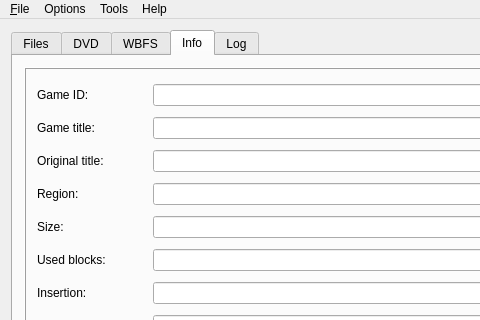
Before: the Qt Designer form resources/ui/wiibafu.ui in evertonstz/wiibafu, drawn with Qt 5; both pictures show x 0 to 480 and y 0 to 320 of the 800 by 600 pixel window.
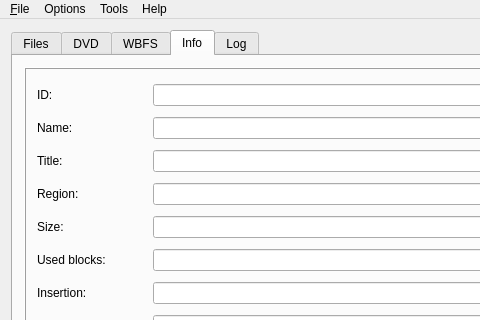
After: the same form once the commit is applied. The open tabs and pages were chosen to show the change. Icons and pictures are not drawn.

Commit message: Better category names

The edit to the form file:
```diff
--- a/resources/ui/wiibafu.ui
+++ b/resources/ui/wiibafu.ui
@@ -363,7 +363,7 @@
                 </size>
                </property>
                <property name="text">
-                <string>Game ID:</string>
+                <string>ID:</string>
                </property>
               </widget>
              </item>
@@ -383,7 +383,7 @@
                 </size>
                </property>
                <property name="text">
-                <string>Game title:</string>
+                <string>Name:</string>
                </property>
               </widget>
              </item>
@@ -403,7 +403,7 @@
                 </size>
                </property>
                <property name="text">
-                <string>Original title:</string>
+                <string>Title:</string>
                </property>
               </widget>
              </item>
```
The commit also changes 1 other file.
